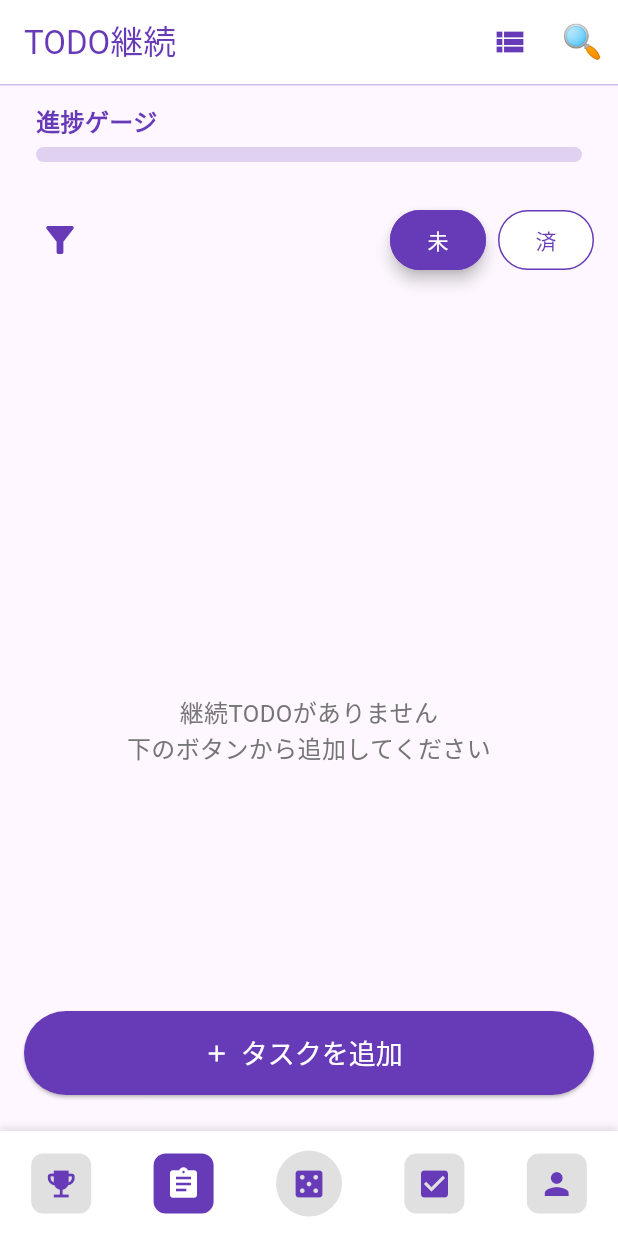
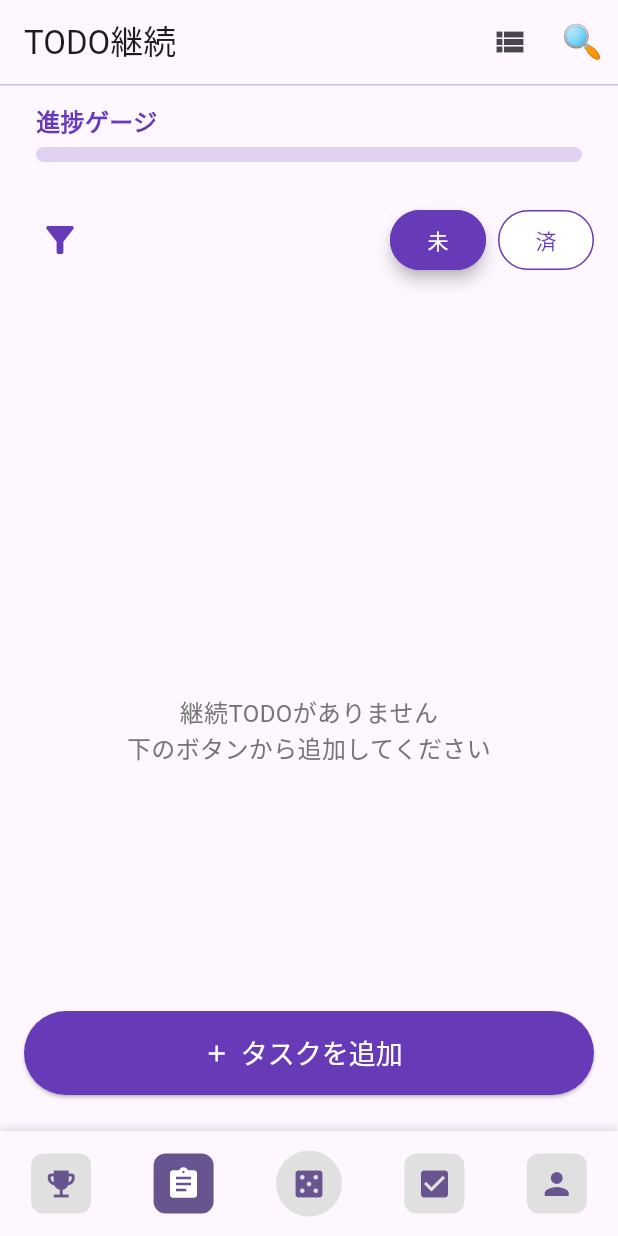
Before and after one commit to nicest414/todolist, a Flutter app: the screen it shows after launch, on a phone screen of 412 x 824 dp. Run offline on Flutter 3.47's test engine with Material 3 defaults, Android fonts, the phone set to English and light mode, and no system bars; our stand-ins replace audioplayers, device_preview, flutter_local_notifications, flutter_riverpod.

Commit message:
ダークモードの実装

```diff
--- a/lib/main.dart
+++ b/lib/main.dart
@@ -3,6 +3,7 @@ import 'package:device_preview/device_preview.dart';
 import 'package:flutter/foundation.dart';
 import 'package:flutter_riverpod/flutter_riverpod.dart';
 import 'screens/home_screen.dart';
+import 'providers/theme_provider.dart';
 
 void main() {
   runApp(
@@ -15,17 +16,27 @@ void main() {
   );
 }
 
-class MyApp extends StatelessWidget {
+class MyApp extends ConsumerWidget {
   const MyApp({super.key});
 
   @override
-  Widget build(BuildContext context) {
+  Widget build(BuildContext context, WidgetRef ref) {
+    final themeMode = ref.watch(themeModeProvider);
+
     return MaterialApp(
       title: 'TODOリスト',
       theme: ThemeData(
         colorScheme: ColorScheme.fromSeed(seedColor: Colors.deepPurple),
         useMaterial3: true,
       ),
+      darkTheme: ThemeData(
+        colorScheme: ColorScheme.fromSeed(
+          seedColor: Colors.deepPurple,
+          brightness: Brightness.dark,
+        ),
+        useMaterial3: true,
+      ),
+      themeMode: themeMode,
       home: const TodoListPage(),
       locale: DevicePreview.locale(context),
       builder: DevicePreview.appBuilder,
--- a/lib/screens/home_screen.dart
+++ b/lib/screens/home_screen.dart
@@ -71,8 +71,6 @@ class _TodoListPageState extends ConsumerState<TodoListPage> {
               )
             : Text(tabTitles[selectedTabIndex]),
         elevation: 0,
-        backgroundColor: Colors.white,
-        foregroundColor: Colors.deepPurple,
         actions: (selectedTabIndex == 1 || selectedTabIndex == 3)
             ? [
                 // レイアウト切替
@@ -297,13 +295,13 @@ class _TodoListPageState extends ConsumerState<TodoListPage> {
       BuildContext context, WidgetRef ref, int selectedTabIndex) {
     return Container(
       height: 70,
-      decoration: const BoxDecoration(
-        color: Colors.white,
+      decoration: BoxDecoration(
+        color: Theme.of(context).scaffoldBackgroundColor,
         boxShadow: [
           BoxShadow(
-            color: Colors.black12,
+            color: Theme.of(context).shadowColor.withOpacity(0.12),
             blurRadius: 4,
-            offset: Offset(0, -2),
+            offset: const Offset(0, -2),
           ),
         ],
       ),
@@ -370,18 +368,27 @@ class _TodoListPageState extends ConsumerState<TodoListPage> {
     required bool isSquare,
   }) {
     final isSelected = selectedTabIndex == index;
+    final theme = Theme.of(context);
 
     return IconButton(
       icon: Container(
         decoration: BoxDecoration(
           shape: isSquare ? BoxShape.rectangle : BoxShape.circle,
           borderRadius: isSquare ? BorderRadius.circular(8) : null,
-          color: isSelected ? Colors.deepPurple : Colors.grey[300],
+          color: isSelected
+              ? theme.primaryColor
+              : theme.brightness == Brightness.dark
+                  ? Colors.grey[700]
+                  : Colors.grey[300],
         ),
         padding: EdgeInsets.all(isSquare ? 8 : 10),
         child: Icon(
           icon,
-          color: isSelected ? Colors.white : Colors.deepPurple,
+          color: isSelected
+              ? Colors.white
+              : theme.brightness == Brightness.dark
+                  ? Colors.grey[300]
+                  : theme.primaryColor,
         ),
       ),
       onPressed: () {
```
